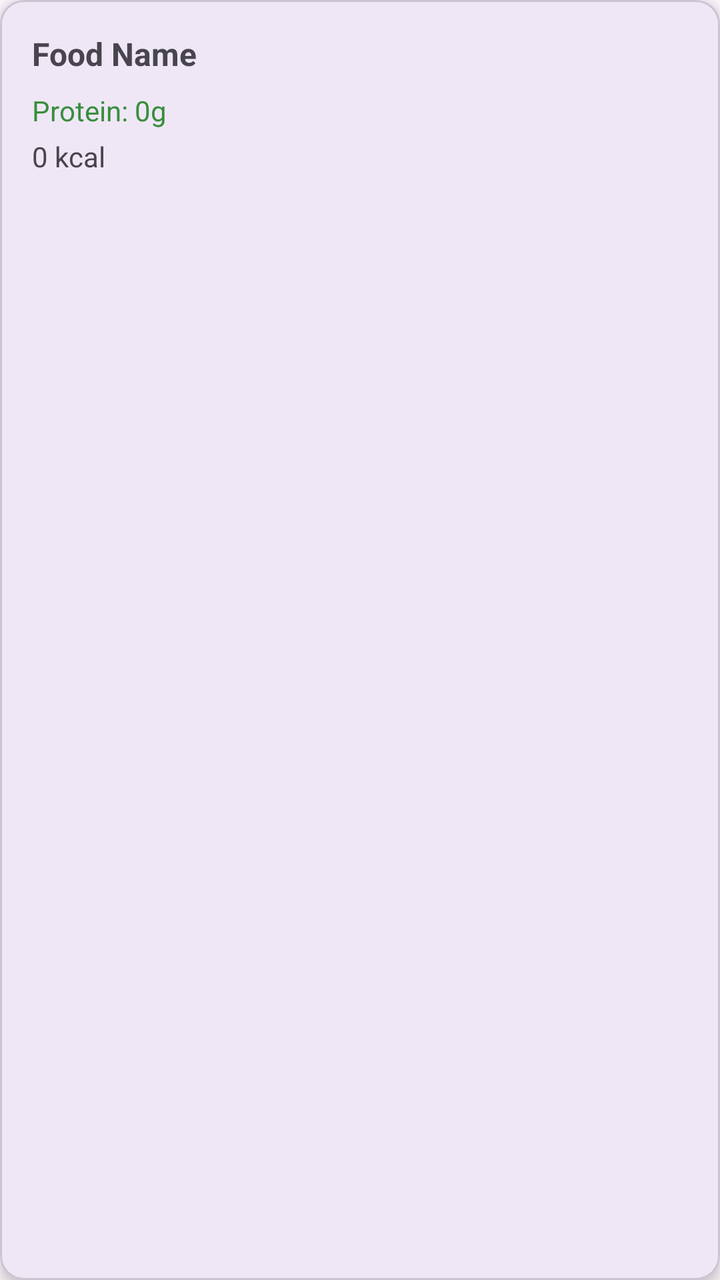
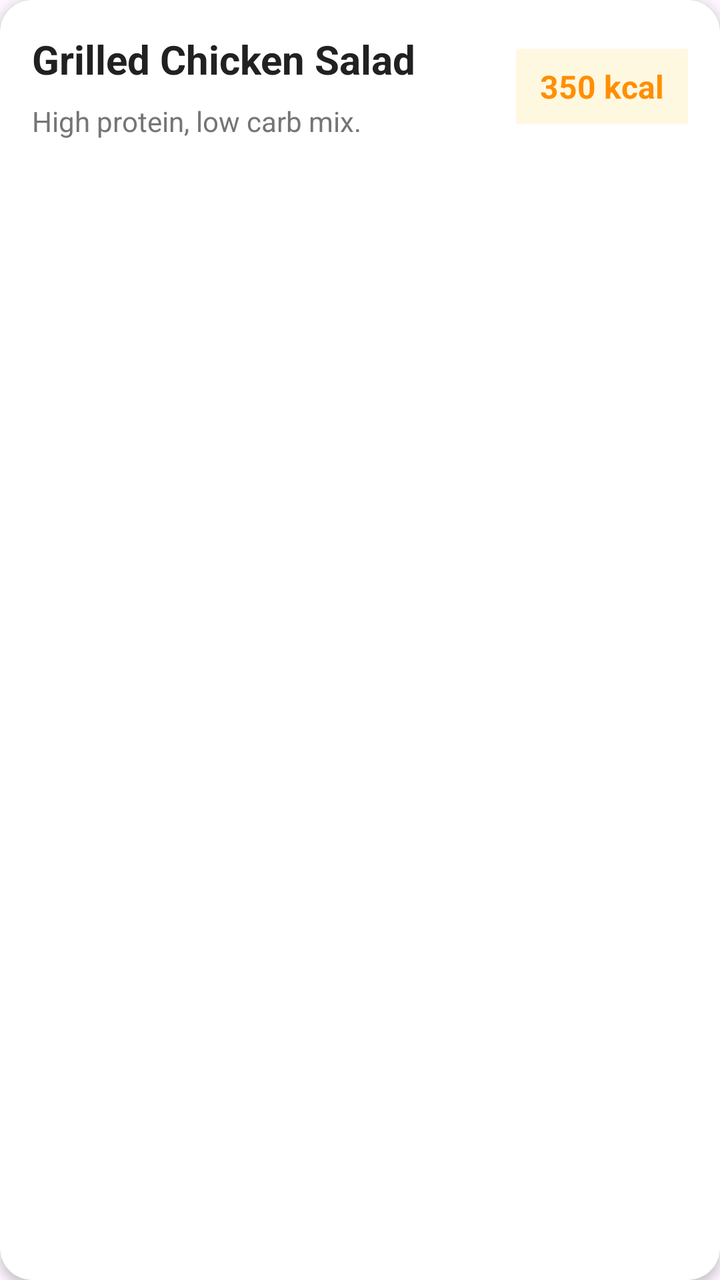

The first picture is an Android layout as it rendered before a commit; the second is the same layout after the commit. The layout source and the unified diff follow.
<!-- AndroidManifest.xml: application theme Theme.Gamstop -->
<!-- res/layout/item_food_card.xml -->
<?xml version="1.0" encoding="utf-8"?>
<com.google.android.material.card.MaterialCardView
    xmlns:android="http://schemas.android.com/apk/res/android"
    xmlns:app="http://schemas.android.com/apk/res-auto"
    android:layout_width="160dp"
    android:layout_height="wrap_content"
    android:layout_marginEnd="12dp"
    android:layout_marginVertical="8dp"
    app:cardCornerRadius="12dp"
    app:cardElevation="4dp">

    <LinearLayout
        android:layout_width="match_parent"
        android:layout_height="wrap_content"
        android:orientation="vertical"
        android:padding="16dp">

        <TextView
            android:id="@+id/foodNameText"
            android:layout_width="match_parent"
            android:layout_height="wrap_content"
            android:text="Food Name"
            android:textSize="16sp"
            android:textStyle="bold" />

        <TextView
            android:id="@+id/proteinText"
            android:layout_width="match_parent"
            android:layout_height="wrap_content"
            android:text="Protein: 0g"
            android:layout_marginTop="8dp"
            android:textColor="#388E3C" />

        <TextView
            android:id="@+id/caloriesText"
            android:layout_width="match_parent"
            android:layout_height="wrap_content"
            android:text="0 kcal"
            android:layout_marginTop="4dp" />
    </LinearLayout>

</com.google.android.material.card.MaterialCardView>
<!-- resources referenced by this layout -->
<resources>
  <style name="Theme.Gamstop" parent="Base.Theme.Gamstop" />
  <style name="Base.Theme.Gamstop" parent="Theme.Material3.DayNight.NoActionBar">
          
          
      </style>
</resources>

<!-- the commit's change to res/layout/item_food_card.xml (unified diff, before → after) -->
@@ -1,42 +1,58 @@
 <?xml version="1.0" encoding="utf-8"?>
-<com.google.android.material.card.MaterialCardView
+<androidx.cardview.widget.CardView
     xmlns:android="http://schemas.android.com/apk/res/android"
     xmlns:app="http://schemas.android.com/apk/res-auto"
-    android:layout_width="160dp"
+    android:layout_width="match_parent"
     android:layout_height="wrap_content"
-    android:layout_marginEnd="12dp"
-    android:layout_marginVertical="8dp"
-    app:cardCornerRadius="12dp"
-    app:cardElevation="4dp">
+    android:layout_marginBottom="16dp"
+    android:layout_marginHorizontal="4dp"
+    app:cardBackgroundColor="#FFFFFF"
+    app:cardCornerRadius="16dp"
+    app:cardElevation="3dp">
 
-    <LinearLayout
+    <androidx.constraintlayout.widget.ConstraintLayout
         android:layout_width="match_parent"
         android:layout_height="wrap_content"
-        android:orientation="vertical"
         android:padding="16dp">
 
         <TextView
-            android:id="@+id/foodNameText"
-            android:layout_width="match_parent"
+            android:id="@+id/foodName"
+            android:layout_width="0dp"
             android:layout_height="wrap_content"
-            android:text="Food Name"
-            android:textSize="16sp"
-            android:textStyle="bold" />
+            android:text="Grilled Chicken Salad"
+            android:textColor="#212121"
+            android:textSize="20sp"
+            android:textStyle="bold"
+            app:layout_constraintEnd_toStartOf="@+id/foodCalories"
+            app:layout_constraintStart_toStartOf="parent"
+            app:layout_constraintTop_toTopOf="parent" />
 
         <TextView
-            android:id="@+id/proteinText"
-            android:layout_width="match_parent"
+            android:id="@+id/foodDescription"
+            android:layout_width="0dp"
             android:layout_height="wrap_content"
-            android:text="Protein: 0g"
             android:layout_marginTop="8dp"
-            android:textColor="#388E3C" />
+            android:text="High protein, low carb mix."
+            android:textColor="#757575"
+            android:textSize="14sp"
+            app:layout_constraintEnd_toStartOf="@+id/foodCalories"
+            app:layout_constraintStart_toStartOf="parent"
+            app:layout_constraintTop_toBottomOf="@id/foodName" />
 
         <TextView
-            android:id="@+id/caloriesText"
-            android:layout_width="match_parent"
+            android:id="@+id/foodCalories"
+            android:layout_width="wrap_content"
             android:layout_height="wrap_content"
-            android:text="0 kcal"
-            android:layout_marginTop="4dp" />
-    </LinearLayout>
+            android:background="#FFF8E1"
+            android:paddingHorizontal="12dp"
+            android:paddingVertical="8dp"
+            android:text="350 kcal"
+            android:textColor="#FF8F00"
+            android:textSize="16sp"
+            android:textStyle="bold"
+            app:layout_constraintBottom_toBottomOf="parent"
+            app:layout_constraintEnd_toEndOf="parent"
+            app:layout_constraintTop_toTopOf="parent" />
 
-</com.google.android.material.card.MaterialCardView>
+    </androidx.constraintlayout.widget.ConstraintLayout>
+</androidx.cardview.widget.CardView>
